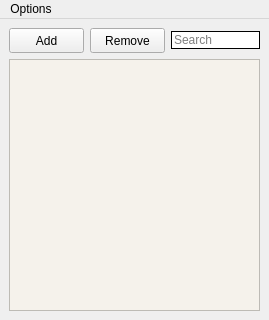
Before: the Qt Designer form remember_words_gui_template_1.ui in LeftFoot2/Remember-Words, drawn with Qt 5.
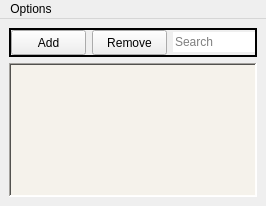
After: the same form once the commit is applied.

```diff
--- a/remember_words_gui_template_1.ui
+++ b/remember_words_gui_template_1.ui
@@ -6,8 +6,8 @@
    <rect>
     <x>0</x>
     <y>0</y>
-    <width>269</width>
-    <height>320</height>
+    <width>266</width>
+    <height>206</height>
    </rect>
   </property>
   <property name="minimumSize">
@@ -24,9 +24,8 @@
 background:
 }
 
-QLineEdit{
-border: 1px solid rgb(0,0,0);
-}</string>
+
+</string>
   </property>
   <property name="tabShape">
    <enum>QTabWidget::Rounded</enum>
@@ -37,10 +36,26 @@
    </property>
    <layout class="QVBoxLayout" name="verticalLayout">
     <item>
+     <widget class="QFrame" name="">
+      <property name="frameShape">
+       <enum>QFrame::WinPanel</enum>
+      </property>
      <layout class="QHBoxLayout" name="horizontalLayout">
       <property name="sizeConstraint">
        <enum>QLayout::SetMaximumSize</enum>
       </property>
+       <property name="leftMargin">
+        <number>0</number>
+       </property>
+       <property name="topMargin">
+        <number>0</number>
+       </property>
+       <property name="rightMargin">
+        <number>0</number>
+       </property>
+       <property name="bottomMargin">
+        <number>0</number>
+       </property>
       <item>
        <widget class="QPushButton" name="add_word_button">
         <property name="minimumSize">
@@ -87,6 +102,7 @@
        </widget>
       </item>
      </layout>
+     </widget>
     </item>
     <item>
      <widget class="QListWidget" name="word_bank">
@@ -109,6 +125,9 @@
 
 </string>
       </property>
+      <property name="frameShape">
+       <enum>QFrame::WinPanel</enum>
+      </property>
       <property name="verticalScrollMode">
        <enum>QAbstractItemView::ScrollPerItem</enum>
       </property>
@@ -124,7 +143,7 @@
     <rect>
      <x>0</x>
      <y>0</y>
-     <width>269</width>
+     <width>266</width>
      <height>26</height>
     </rect>
    </property>
```
Lines whose indentation alone changed are shown as unchanged.
